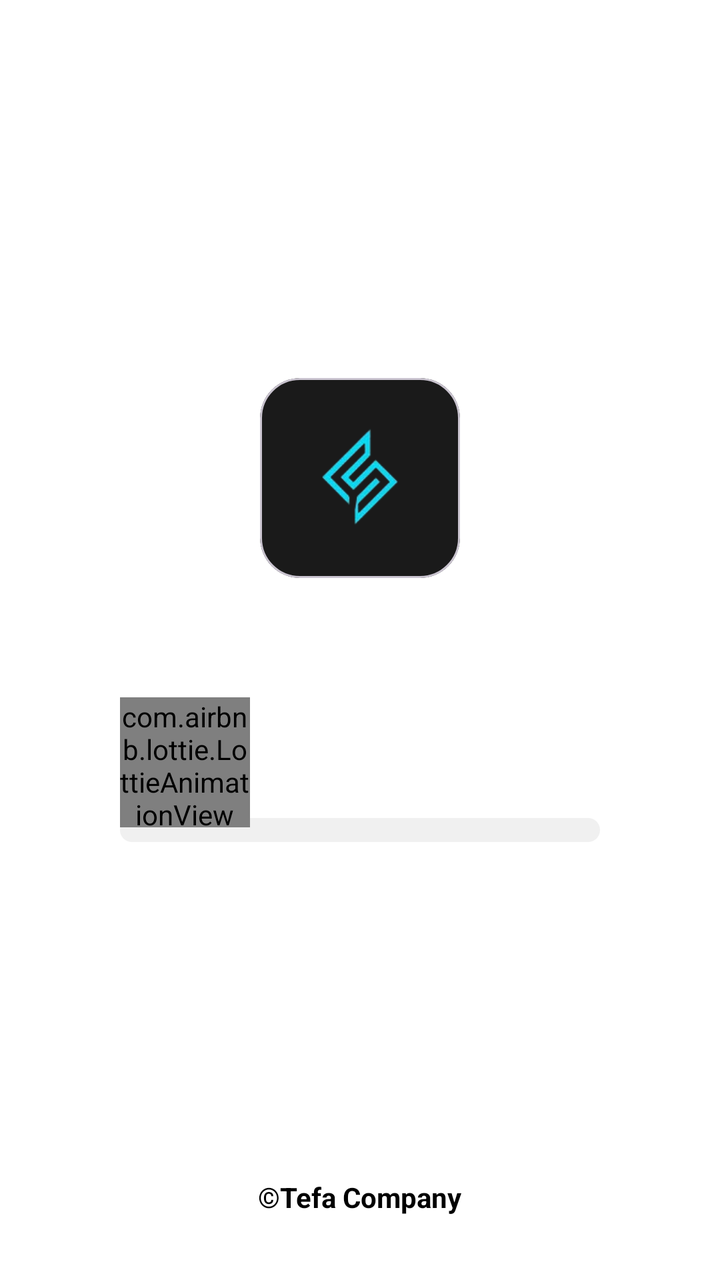
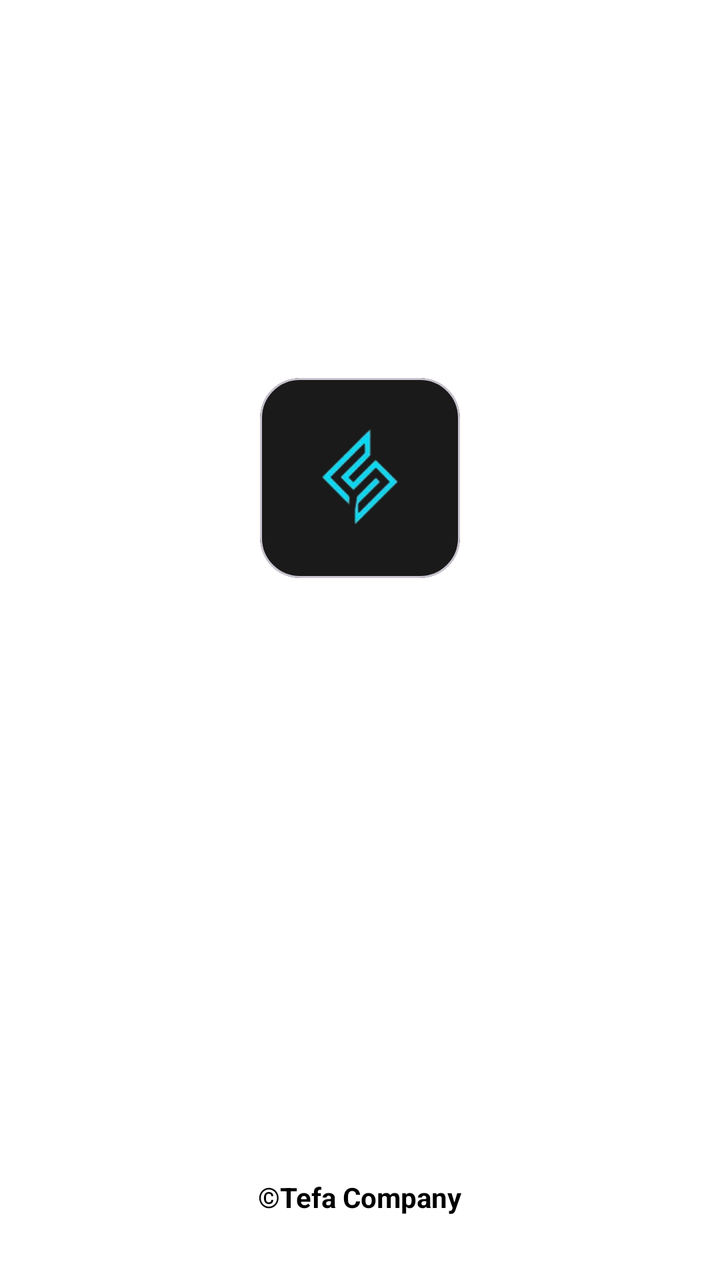

Screens rendered from an Android XML layout before and after an edit, with the pre-edit source and the edit as a unified diff.
<!-- AndroidManifest.xml: application theme Theme.BkNova -->
<!-- res/layout/activity_splash.xml -->
<?xml version="1.0" encoding="utf-8"?>
<androidx.constraintlayout.widget.ConstraintLayout xmlns:android="http://schemas.android.com/apk/res/android"
    xmlns:app="http://schemas.android.com/apk/res-auto"
    xmlns:tools="http://schemas.android.com/tools"
    android:layout_width="match_parent"
    android:layout_height="match_parent"
    android:background="@android:color/white">

    
    <com.google.android.material.card.MaterialCardView
        android:id="@+id/logo_container"
        android:layout_width="100dp"
        android:layout_height="100dp"
        app:cardBackgroundColor="#1A1A1A"
        app:cardCornerRadius="20dp"
        app:layout_constraintBottom_toBottomOf="parent"
        app:layout_constraintEnd_toEndOf="parent"
        app:layout_constraintStart_toStartOf="parent"
        app:layout_constraintTop_toTopOf="parent"
        app:layout_constraintVertical_bias="0.35">

        <ImageView
            android:id="@+id/logo"
            android:layout_width="80dp"
            android:layout_height="80dp"
            android:layout_gravity="center"
            android:src="@drawable/logo"
            tools:ignore="ContentDescription" />

    </com.google.android.material.card.MaterialCardView>

    
    <ProgressBar
        android:id="@+id/loading_progress"
        style="?android:attr/progressBarStyleHorizontal"
        android:layout_width="240dp"
        android:layout_height="12dp"
        android:layout_marginTop="120dp"
        android:max="100"
        android:progress="0"
        android:progressDrawable="@drawable/bg_progress_pill"
        app:layout_constraintEnd_toEndOf="parent"
        app:layout_constraintStart_toStartOf="parent"
        app:layout_constraintTop_toBottomOf="@id/logo_container" />

    
    <com.airbnb.lottie.LottieAnimationView
        android:id="@+id/loading_cat"
        android:layout_width="65dp"
        android:layout_height="65dp"
        android:layout_marginBottom="-5dp"
        app:layout_constraintBottom_toTopOf="@id/loading_progress"
        app:layout_constraintEnd_toEndOf="@id/loading_progress"
        app:layout_constraintHorizontal_bias="0.0"
        app:layout_constraintStart_toStartOf="@id/loading_progress"
        app:lottie_autoPlay="true"
        app:lottie_loop="true"
        app:lottie_rawRes="@raw/cat_walking" />

    
    <TextView
        android:layout_width="wrap_content"
        android:layout_height="wrap_content"
        android:layout_marginBottom="32dp"
        android:text="©Tefa Company"
        android:textColor="@android:color/black"
        android:textStyle="bold"
        app:layout_constraintBottom_toBottomOf="parent"
        app:layout_constraintEnd_toEndOf="parent"
        app:layout_constraintStart_toStartOf="parent" />

</androidx.constraintlayout.widget.ConstraintLayout>
<!-- resources referenced by this layout -->
<resources>
  <!-- drawable bg_progress_pill (drawable) -->
  <?xml version="1.0" encoding="utf-8"?>
  <layer-list xmlns:android="http://schemas.android.com/apk/res/android">
      
      <item android:id="@android:id/background">
          <shape>
              <corners android:radius="100dp" />
              <solid android:color="#F0F0F0" />
          </shape>
      </item>
      
      <item android:id="@android:id/progress">
          <scale android:scaleWidth="100%">
              <shape>
                  <corners android:radius="100dp" />
                  <solid android:color="@color/blue_primary" />
              </shape>
          </scale>
      </item>
  </layer-list>
  <!-- drawable logo: png bitmap (drawable, 9816 bytes) -->
  <style name="Theme.BkNova" parent="Base.Theme.BkNova" />
  <color name="blue_primary">#4A69E2</color>
  <style name="Base.Theme.BkNova" parent="Theme.Material3.Light.NoActionBar">
          
          
          <item name="android:windowBackground">@color/white</item>
      </style>
  <color name="white">#FFFFFFFF</color>
</resources>

<!-- the commit's change to res/layout/activity_splash.xml (unified diff, before → after) -->
@@ -29,33 +29,7 @@
 
     </com.google.android.material.card.MaterialCardView>
 
-    
-    <ProgressBar
-        android:id="@+id/loading_progress"
-        style="?android:attr/progressBarStyleHorizontal"
-        android:layout_width="240dp"
-        android:layout_height="12dp"
-        android:layout_marginTop="120dp"
-        android:max="100"
-        android:progress="0"
-        android:progressDrawable="@drawable/bg_progress_pill"
-        app:layout_constraintEnd_toEndOf="parent"
-        app:layout_constraintStart_toStartOf="parent"
-        app:layout_constraintTop_toBottomOf="@id/logo_container" />
 
-    
-    <com.airbnb.lottie.LottieAnimationView
-        android:id="@+id/loading_cat"
-        android:layout_width="65dp"
-        android:layout_height="65dp"
-        android:layout_marginBottom="-5dp"
-        app:layout_constraintBottom_toTopOf="@id/loading_progress"
-        app:layout_constraintEnd_toEndOf="@id/loading_progress"
-        app:layout_constraintHorizontal_bias="0.0"
-        app:layout_constraintStart_toStartOf="@id/loading_progress"
-        app:lottie_autoPlay="true"
-        app:lottie_loop="true"
-        app:lottie_rawRes="@raw/cat_walking" />
 
     
     <TextView
<!-- resource entries referenced after the edit -->
@@ -1,28 +1,7 @@
 <!-- resources referenced by this layout -->
 <resources>
-  <!-- drawable bg_progress_pill (drawable) -->
-  <?xml version="1.0" encoding="utf-8"?>
-  <layer-list xmlns:android="http://schemas.android.com/apk/res/android">
-      
-      <item android:id="@android:id/background">
-          <shape>
-              <corners android:radius="100dp" />
-              <solid android:color="#F0F0F0" />
-          </shape>
-      </item>
-      
-      <item android:id="@android:id/progress">
-          <scale android:scaleWidth="100%">
-              <shape>
-                  <corners android:radius="100dp" />
-                  <solid android:color="@color/blue_primary" />
-              </shape>
-          </scale>
-      </item>
-  </layer-list>
   <!-- drawable logo: png bitmap (drawable, 9816 bytes) -->
   <style name="Theme.BkNova" parent="Base.Theme.BkNova" />
-  <color name="blue_primary">#4A69E2</color>
   <style name="Base.Theme.BkNova" parent="Theme.Material3.Light.NoActionBar">
           
           
